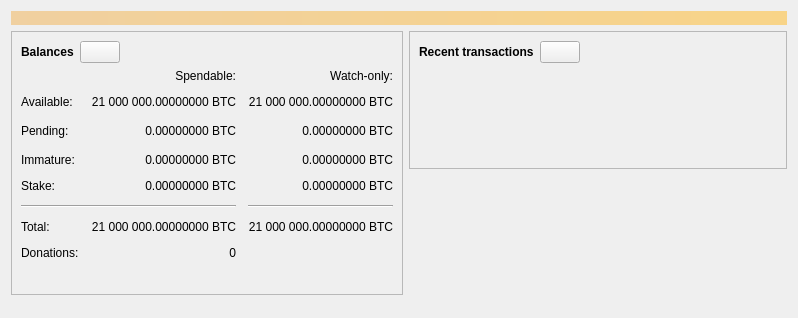
The window that src/qt/forms/overviewpage.ui (FastPaymentsInc/DigitalGold) describes before a commit, drawn with Qt 5.
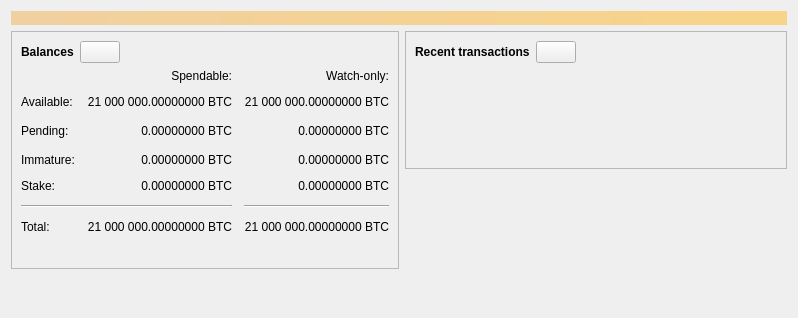
The same window after the commit. Icons and pictures are not drawn. Custom widgets are drawn as their Qt base class.

Commit message: wallet: Remove donations feature

```diff
--- a/src/qt/forms/overviewpage.ui
+++ b/src/qt/forms/overviewpage.ui
@@ -278,32 +278,6 @@
               </property>
              </widget>
             </item>
-            <item row="7" column="0">
-             <widget class="QLabel" name="labelDonationsText">
-              <property name="text">
-               <string>Donations:</string>
-              </property>
-             </widget>
-            </item>
-            <item row="7" column="1">
-             <widget class="QLabel" name="labelDonations">
-              <property name="cursor">
-               <cursorShape>IBeamCursor</cursorShape>
-              </property>
-              <property name="toolTip">
-               <string>Total donations to the USDG team</string>
-              </property>
-              <property name="text">
-               <string>0</string>
-              </property>
-              <property name="alignment">
-               <set>Qt::AlignRight|Qt::AlignTrailing|Qt::AlignVCenter</set>
-              </property>
-              <property name="textInteractionFlags">
-               <set>Qt::LinksAccessibleByMouse|Qt::TextSelectableByKeyboard|Qt::TextSelectableByMouse</set>
-              </property>
-             </widget>
-            </item>
             <item row="0" column="2">
              <widget class="QLabel" name="labelWatchonly">
               <property name="text">
```
The commit also changes 13 other files.
